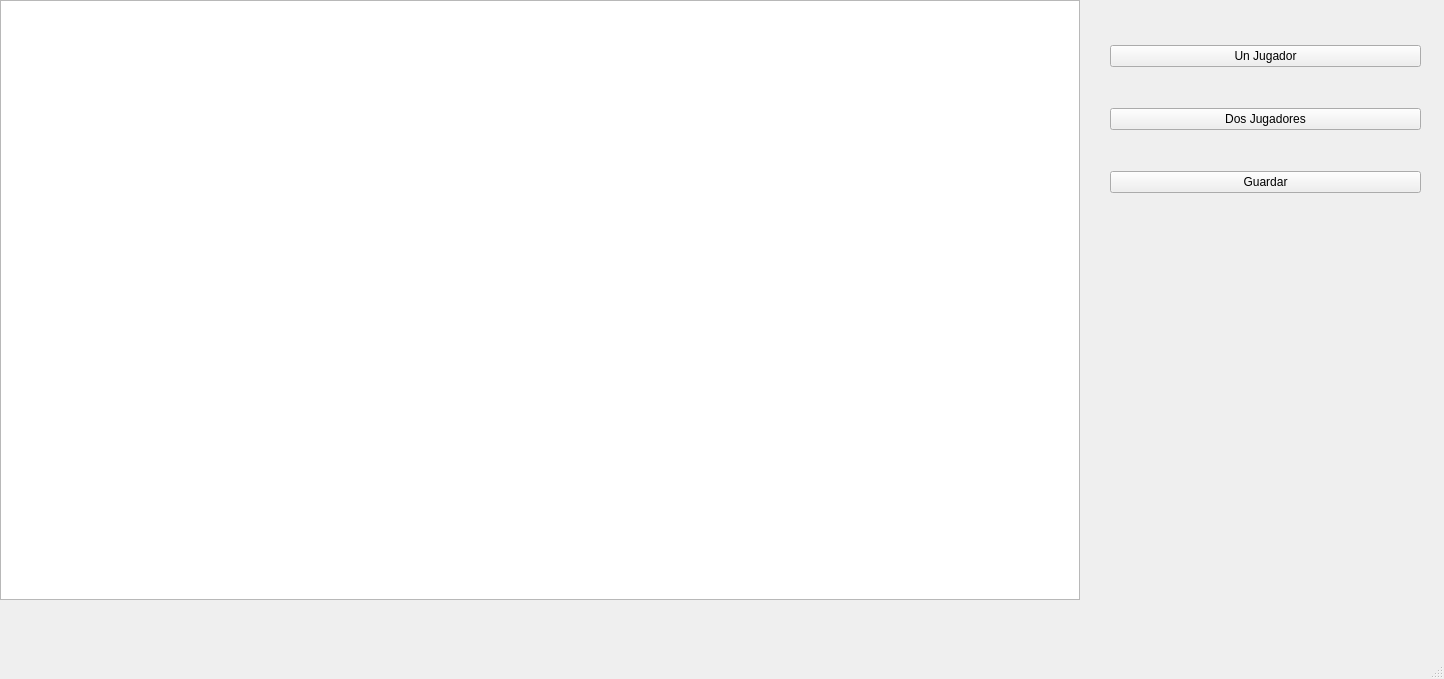
juanMaRF/Proyecto-Final, file Juego/VideoGame/mainwindow.ui: the form before one commit.
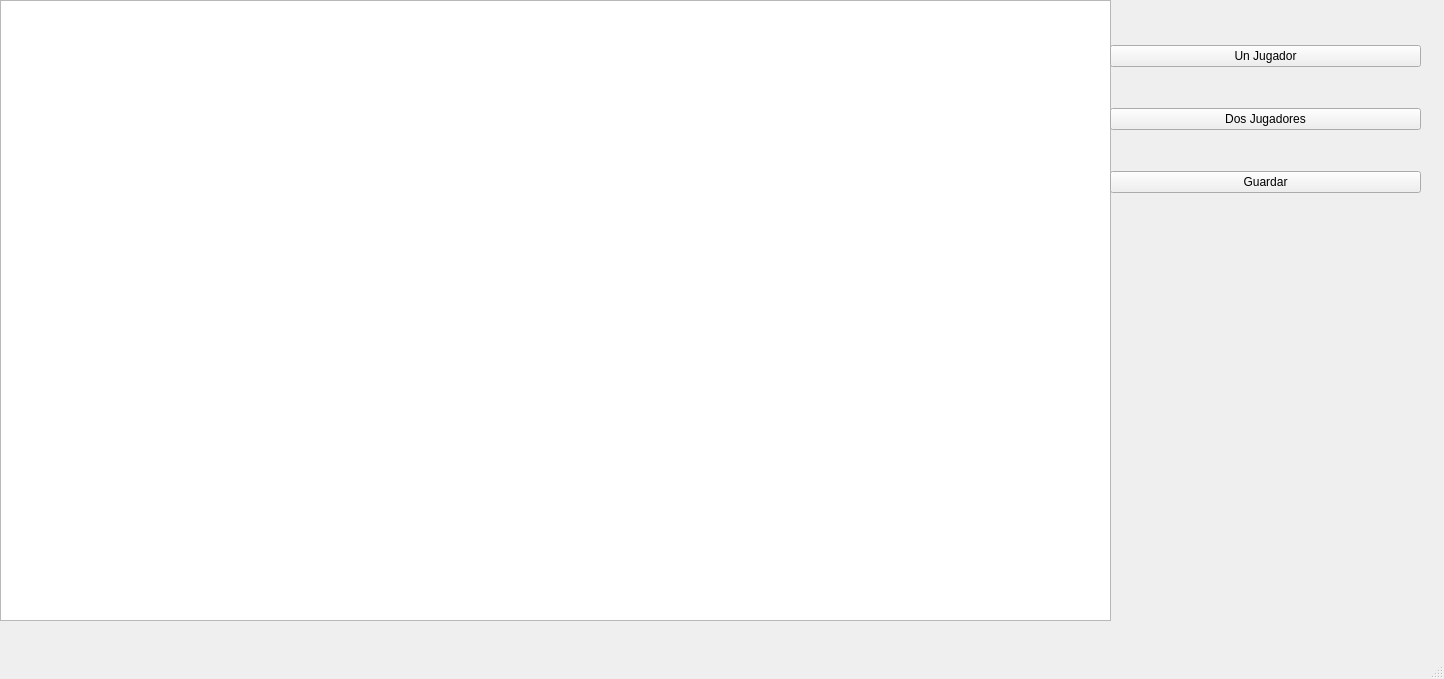
The form after the commit.

```diff
--- a/Juego/VideoGame/mainwindow.ui
+++ b/Juego/VideoGame/mainwindow.ui
@@ -19,10 +19,19 @@
      <rect>
       <x>0</x>
       <y>0</y>
-      <width>1080</width>
-      <height>600</height>
+      <width>1111</width>
+      <height>621</height>
      </rect>
     </property>
+    <property name="verticalScrollBarPolicy">
+     <enum>Qt::ScrollBarAlwaysOff</enum>
+    </property>
+    <property name="horizontalScrollBarPolicy">
+     <enum>Qt::ScrollBarAlwaysOff</enum>
+    </property>
+    <property name="sizeAdjustPolicy">
+     <enum>QAbstractScrollArea::AdjustToContents</enum>
+    </property>
     <property name="sceneRect">
      <rectf>
       <x>0.000000000000000</x>
```
